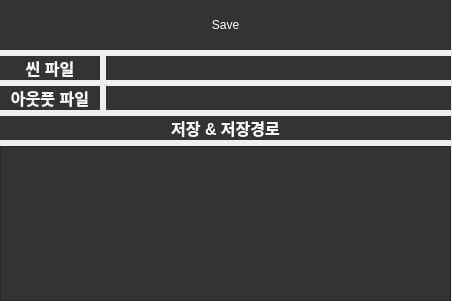
Qt form kkw/PJT_2st/Save.ui (KKW0/pizza_api) before a commit.
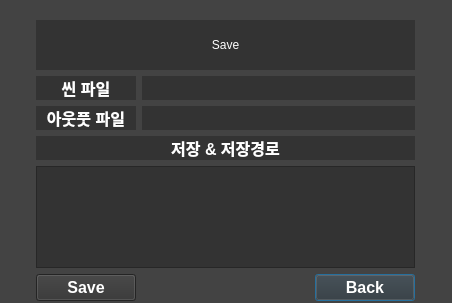
The same form after that commit.

Patch:
```diff
--- a/kkw/PJT_2st/Save.ui
+++ b/kkw/PJT_2st/Save.ui
@@ -7,12 +7,15 @@
     <x>0</x>
     <y>0</y>
     <width>452</width>
-    <height>301</height>
+    <height>303</height>
    </rect>
   </property>
   <property name="windowTitle">
    <string>Dialog</string>
   </property>
+  <property name="styleSheet">
+   <string notr="true">background-color: rgb(67, 67, 67);</string>
+  </property>
   <widget class="QWidget" name="gridLayoutWidget">
    <property name="geometry">
     <rect>
@@ -23,61 +26,7 @@
     </rect>
    </property>
    <layout class="QGridLayout" name="gridLayout">
-    <item row="3" column="0" colspan="2">
-     <widget class="QLabel" name="Save_Path_2">
-      <property name="maximumSize">
-       <size>
-        <width>16777215</width>
-        <height>25</height>
-       </size>
-      </property>
-      <property name="font">
-       <font>
-        <pointsize>12</pointsize>
-        <weight>75</weight>
-        <bold>true</bold>
-       </font>
-      </property>
-      <property name="styleSheet">
-       <string notr="true">background-color: rgb(51, 51, 51);
-color: white;</string>
-      </property>
-      <property name="text">
-       <string>저장 &amp; 저장경로</string>
-      </property>
-      <property name="alignment">
-       <set>Qt::AlignCenter</set>
-      </property>
-     </widget>
-    </item>
-    <item row="2" column="0">
-     <widget class="QLabel" name="OutPut_File_2">
-      <property name="maximumSize">
-       <size>
-        <width>100</width>
-        <height>25</height>
-       </size>
-      </property>
-      <property name="font">
-       <font>
-        <pointsize>12</pointsize>
-        <weight>75</weight>
-        <bold>true</bold>
-       </font>
-      </property>
-      <property name="styleSheet">
-       <string notr="true">background-color: rgb(51, 51, 51);
-color: white;</string>
-      </property>
-      <property name="text">
-       <string>아웃풋 파일</string>
-      </property>
-      <property name="alignment">
-       <set>Qt::AlignCenter</set>
-      </property>
-     </widget>
-    </item>
-    <item row="0" column="0" colspan="2">
+    <item row="1" column="2" colspan="3">
      <widget class="QLabel" name="Sin_File_Path_3">
       <property name="minimumSize">
        <size>
@@ -103,7 +52,7 @@
       </property>
      </widget>
     </item>
-    <item row="1" column="1">
+    <item row="2" column="3" colspan="2">
      <widget class="QLabel" name="Sin_File_Path_2">
       <property name="maximumSize">
        <size>
@@ -120,7 +69,34 @@
       </property>
      </widget>
     </item>
-    <item row="2" column="1">
+    <item row="4" column="2" colspan="3">
+     <widget class="QLabel" name="Save_Path_2">
+      <property name="maximumSize">
+       <size>
+        <width>16777215</width>
+        <height>25</height>
+       </size>
+      </property>
+      <property name="font">
+       <font>
+        <pointsize>12</pointsize>
+        <weight>75</weight>
+        <bold>true</bold>
+       </font>
+      </property>
+      <property name="styleSheet">
+       <string notr="true">background-color: rgb(51, 51, 51);
+color: white;</string>
+      </property>
+      <property name="text">
+       <string>저장 &amp; 저장경로</string>
+      </property>
+      <property name="alignment">
+       <set>Qt::AlignCenter</set>
+      </property>
+     </widget>
+    </item>
+    <item row="3" column="3" colspan="2">
      <widget class="QLabel" name="OutPut_File_Path_2">
       <property name="maximumSize">
        <size>
@@ -137,34 +113,33 @@
       </property>
      </widget>
     </item>
-    <item row="1" column="0">
-     <widget class="QLabel" name="Sin_File_2">
+    <item row="6" column="5">
+     <widget class="QLabel" name="Sin_File_Path_5">
       <property name="maximumSize">
        <size>
-        <width>100</width>
+        <width>30</width>
         <height>25</height>
        </size>
       </property>
-      <property name="font">
-       <font>
-        <pointsize>12</pointsize>
-        <weight>75</weight>
-        <bold>true</bold>
-       </font>
-      </property>
       <property name="styleSheet">
-       <string notr="true">background-color: rgb(51, 51, 51);
-color: white;</string>
+       <string notr="true"/>
       </property>
       <property name="text">
-       <string>씬 파일</string>
+       <string/>
       </property>
-      <property name="alignment">
-       <set>Qt::AlignCenter</set>
+     </widget>
+    </item>
+    <item row="0" column="2">
+     <widget class="QLabel" name="Sin_File_Path_6">
+      <property name="maximumSize">
+       <size>
+        <width>16777215</width>
+        <height>25</height>
+       </size>
       </property>
      </widget>
     </item>
-    <item row="4" column="0" colspan="2">
+    <item row="5" column="2" colspan="3">
      <widget class="QPlainTextEdit" name="Save_Path_View_2">
       <property name="maximumSize">
        <size>
@@ -181,6 +156,124 @@
       </property>
      </widget>
     </item>
+    <item row="6" column="0">
+     <widget class="QLabel" name="Sin_File_Path_4">
+      <property name="maximumSize">
+       <size>
+        <width>30</width>
+        <height>25</height>
+       </size>
+      </property>
+      <property name="styleSheet">
+       <string notr="true"/>
+      </property>
+      <property name="text">
+       <string/>
+      </property>
+     </widget>
+    </item>
+    <item row="6" column="4">
+     <widget class="QPushButton" name="Back_Button">
+      <property name="maximumSize">
+       <size>
+        <width>100</width>
+        <height>16777215</height>
+       </size>
+      </property>
+      <property name="font">
+       <font>
+        <pointsize>12</pointsize>
+        <weight>75</weight>
+        <bold>true</bold>
+       </font>
+      </property>
+      <property name="styleSheet">
+       <string notr="true">background-color: rgb(51, 51, 51);
+color: white;</string>
+      </property>
+      <property name="text">
+       <string>Back</string>
+      </property>
+     </widget>
+    </item>
+    <item row="3" column="2">
+     <widget class="QLabel" name="OutPut_File_2">
+      <property name="maximumSize">
+       <size>
+        <width>100</width>
+        <height>25</height>
+       </size>
+      </property>
+      <property name="font">
+       <font>
+        <pointsize>12</pointsize>
+        <weight>75</weight>
+        <bold>true</bold>
+       </font>
+      </property>
+      <property name="styleSheet">
+       <string notr="true">background-color: rgb(51, 51, 51);
+color: white;</string>
+      </property>
+      <property name="text">
+       <string>아웃풋 파일</string>
+      </property>
+      <property name="alignment">
+       <set>Qt::AlignCenter</set>
+      </property>
+     </widget>
+    </item>
+    <item row="2" column="2">
+     <widget class="QLabel" name="Sin_File_2">
+      <property name="maximumSize">
+       <size>
+        <width>100</width>
+        <height>25</height>
+       </size>
+      </property>
+      <property name="font">
+       <font>
+        <pointsize>12</pointsize>
+        <weight>75</weight>
+        <bold>true</bold>
+       </font>
+      </property>
+      <property name="styleSheet">
+       <string notr="true">background-color: rgb(51, 51, 51);
+color: white;</string>
+      </property>
+      <property name="text">
+       <string>씬 파일</string>
+      </property>
+      <property name="alignment">
+       <set>Qt::AlignCenter</set>
+      </property>
+     </widget>
+    </item>
+    <item row="6" column="2">
+     <widget class="QPushButton" name="Final_Save_Button">
+      <property name="maximumSize">
+       <size>
+        <width>100</width>
+        <height>16777215</height>
+       </size>
+      </property>
+      <property name="font">
+       <font>
+        <pointsize>12</pointsize>
+        <weight>75</weight>
+        <bold>true</bold>
+       </font>
+      </property>
+      <property name="styleSheet">
+       <string notr="true">background-color: rgb(51, 51, 51);
+color: white;</string>
+      </property>
+      <property name="text">
+       <string>Save</string>
+      </property>
+     </widget>
+    </item>
    </layout>
   </widget>
  </widget>
```
Left out of the diff: 6 changed lines with no effect on the pictures.
